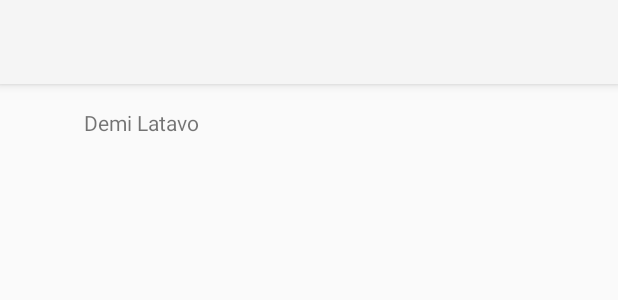
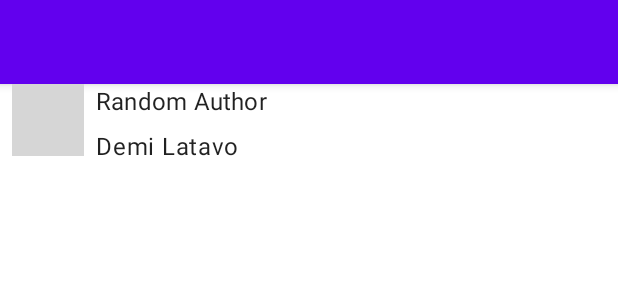
Before and after one commit to 1nsp1r3rnzt/Stoicly, an Android app: the layout activity_quote.xml on its own in the app's theme, with its tools: preview values and no code run, on a phone screen of 412 x 824 dp. Shown: the top 300 px of the screen. Run offline under Robolectric (Android 15) with nearby library versions, the phone set to English and light mode, and no system bars; grey boxes are pictures that could not be loaded.

Commit message:
Added Author Layout to show all quotes

```diff
--- a/app/src/main/AndroidManifest.xml
+++ b/app/src/main/AndroidManifest.xml
@@ -10,7 +10,7 @@
         android:label="@string/app_name"
         android:roundIcon="@mipmap/ic_launcher_round"
         android:supportsRtl="true"
-        android:theme="@style/Theme.AppCompat.Light.NoActionBar"
+        android:theme="@style/AppTheme"
         tools:ignore="GoogleAppIndexingWarning">
 
         <activity android:name=".UI.quote.QuoteActivity">
--- a/app/src/main/java/codehealthy/com/stoicly/UI/author/AuthorActivity.java
+++ b/app/src/main/java/codehealthy/com/stoicly/UI/author/AuthorActivity.java
@@ -11,5 +11,6 @@ public class AuthorActivity extends AppCompatActivity {
     protected void onCreate(Bundle savedInstanceState) {
         super.onCreate(savedInstanceState);
         setContentView(R.layout.activity_author);
+
     }
 }
--- a/app/src/main/java/codehealthy/com/stoicly/UI/quote/QuoteAdapter.java
+++ b/app/src/main/java/codehealthy/com/stoicly/UI/quote/QuoteAdapter.java
@@ -24,9 +24,6 @@ import timber.log.Timber;
 // 1. Create a class which extends RecyclerView<T>
 // ViewHolder gives access to custom view
 public class QuoteAdapter extends RecyclerView.Adapter<QuoteAdapter.ViewHolder> implements Filterable {
-    public static final String                KEY_LIST_POSITION    = "KEY_LIST_POSITION";
-    public static final String                KEY_ADAPTER_POSITION = "KEY_ADAPTER_POSITION";
-    public static final String                KEY_RESOURCE_ID      = "KEY_RESOURCE_ID";
     private             OnItemClickListener   listener;
     private             List<QuoteAuthorJoin> quoteAuthorJoinList;
     private             List<QuoteAuthorJoin> filteredQuoteAuthorJoinList;
@@ -129,7 +126,6 @@ public class QuoteAdapter extends RecyclerView.Adapter<QuoteAdapter.ViewHolder>
         this.listener = onItemClickListener;
     }
 
-
     public interface OnItemClickListener {
         void onItemClick(QuoteAuthorJoin quote, int position, int resourceId);
     }
--- a/app/src/main/res/layout/activity_quote.xml
+++ b/app/src/main/res/layout/activity_quote.xml
@@ -10,7 +10,8 @@
         android:id="@+id/toolbar"
         layout="@layout/item_toolbar" />
 
-    <LinearLayout
+
+    <RelativeLayout
         android:id="@+id/ll_author_box"
         app:layout_constraintTop_toBottomOf="@+id/toolbar"
         android:layout_width="match_parent"
@@ -20,22 +21,42 @@
         <ImageView
             android:id="@+id/iv_random_author_thumbnail"
             android:layout_width="48dp"
-            android:layout_height="48dp" />
+            android:layout_height="48dp"
+            android:layout_marginStart="@dimen/margin_small_8"
+            tools:src="@tools:sample/avatars" />
 
+        <TextView
+            android:id="@+id/tv_random_author_description"
+            style="@style/TextAppearance.MaterialComponents.Subtitle1"
+            android:layout_width="match_parent"
+            android:layout_height="wrap_content"
+            android:layout_marginStart="@dimen/margin_small_8"
+            android:layout_toEndOf="@id/iv_random_author_thumbnail"
+            android:text="Random Author" />
         <TextView
             android:id="@+id/tv_random_author_name"
             android:layout_width="match_parent"
             android:layout_height="wrap_content"
             android:layout_marginStart="@dimen/margin_small_8"
-            android:layout_marginTop="@dimen/margin_medium_16"
+            style="@style/TextAppearance.MaterialComponents.Body1"
+            android:layout_below="@+id/tv_random_author_description"
+            android:layout_marginTop="@dimen/margin_small_8"
+            android:layout_toRightOf="@id/iv_random_author_thumbnail"
             android:text="@string/demo_author_name" />
 
-    </LinearLayout>
+    </RelativeLayout>
 
-    <include
-        layout="@layout/item_quote_rv"
+    <android.support.v4.widget.SwipeRefreshLayout xmlns:android="http://schemas.android.com/apk/res/android"
+        android:id="@+id/swipe_refresh_quote"
         android:layout_width="match_parent"
         android:layout_height="wrap_content"
-        app:layout_constraintStart_toStartOf="parent"
-        app:layout_constraintTop_toBottomOf="@id/ll_author_box" />
+        app:layout_constraintTop_toBottomOf="@id/ll_author_box">
+
+        <include
+            layout="@layout/item_quote_rv"
+            android:layout_width="match_parent"
+            android:layout_height="wrap_content"
+            app:layout_constraintStart_toStartOf="parent"
+            app:layout_constraintTop_toBottomOf="@id/ll_author_box" />
+    </android.support.v4.widget.SwipeRefreshLayout>
 </android.support.constraint.ConstraintLayout>
--- a/app/src/main/res/layout/item_quote_row.xml
+++ b/app/src/main/res/layout/item_quote_row.xml
@@ -7,6 +7,7 @@
     android:layout_marginStart="@dimen/margin_small_8"
     android:layout_marginTop="@dimen/margin_small_8"
     android:layout_marginBottom="@dimen/margin_small_8"
+    android:layout_marginEnd="@dimen/margin_small_8"
     android:elevation="6dp"
     android:orientation="horizontal">
 
--- a/app/src/main/res/layout/item_quote_rv.xml
+++ b/app/src/main/res/layout/item_quote_rv.xml
@@ -1,8 +1,3 @@
-<android.support.v4.widget.SwipeRefreshLayout xmlns:android="http://schemas.android.com/apk/res/android"
-    android:id="@+id/sl_quote"
-    android:layout_width="match_parent"
-    android:layout_height="match_parent">
-
 <android.support.v7.widget.RecyclerView xmlns:android="http://schemas.android.com/apk/res/android"
     xmlns:app="http://schemas.android.com/apk/res-auto"
     xmlns:tools="http://schemas.android.com/tools"
@@ -13,5 +8,3 @@
     android:layout_marginStart="@dimen/margin_small_8"
     app:layout_constraintTop_toBottomOf="@id/ll_author_box"
     tools:listitem="@layout/item_quote_row" />
-
-</android.support.v4.widget.SwipeRefreshLayout>
--- a/app/src/main/res/values/dimens.xml
+++ b/app/src/main/res/values/dimens.xml
@@ -6,4 +6,5 @@
     <dimen name="size_medium">16dp</dimen>
     <dimen name="material_design_spacing">2dp</dimen>
     <dimen name="margin_medium_24">24dp</dimen>
+    <dimen name="text_size_medium_16">16sp</dimen>
 </resources>
--- a/app/src/main/res/values/styles.xml
+++ b/app/src/main/res/values/styles.xml
@@ -1,5 +1,7 @@
 <resources>
 
     <!-- Base application theme. -->
+    <style name="AppBaseTheme" parent="Theme.MaterialComponents.Light.NoActionBar" />
 
+    <style name="AppTheme" parent="AppBaseTheme" />
 </resources>
--- a/gradle.properties
+++ b/gradle.properties
@@ -6,7 +6,7 @@
 # http://www.gradle.org/docs/current/userguide/build_environment.html
 # Specifies the JVM arguments used for the daemon process.
 # The setting is particularly useful for tweaking memory settings.
-org.gradle.jvmargs=-Xmx1536m
+org.gradle.jvmargs=-Xmx8192m -XX:MaxPermSize=2048m -XX:+HeapDumpOnOutOfMemoryError -Dfile.encoding=UTF-8
 # When configured, Gradle will run in incubating parallel mode.
 # This option should only be used with decoupled projects. More details, visit
 # http://www.gradle.org/docs/current/userguide/multi_project_builds.html#sec:decoupled_projects
```
Also changed, not shown: app/src/main/java/codehealthy/com/stoicly/UI/quote/QuoteActivity.java (+24 -8 lines), app/src/main/res/drawable/ic_website_wikipedia_black_24dp.xml (added, +10 -0 lines), app/src/main/res/layout/activity_author.xml (+73 -0 lines), app/src/main/res/values/strings-demo.xml (added, +8 -0 lines), app/src/main/res/values/strings.xml (+5 -3 lines). Lines whose indentation alone changed are shown as unchanged.
